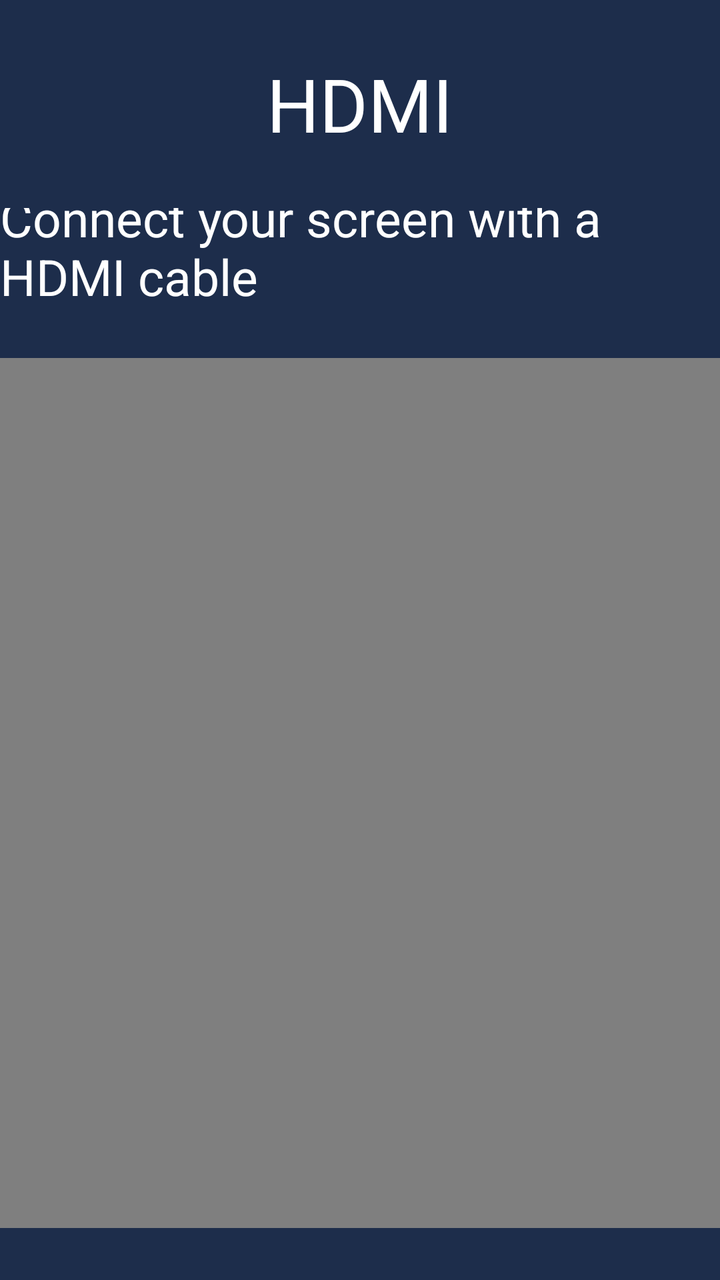
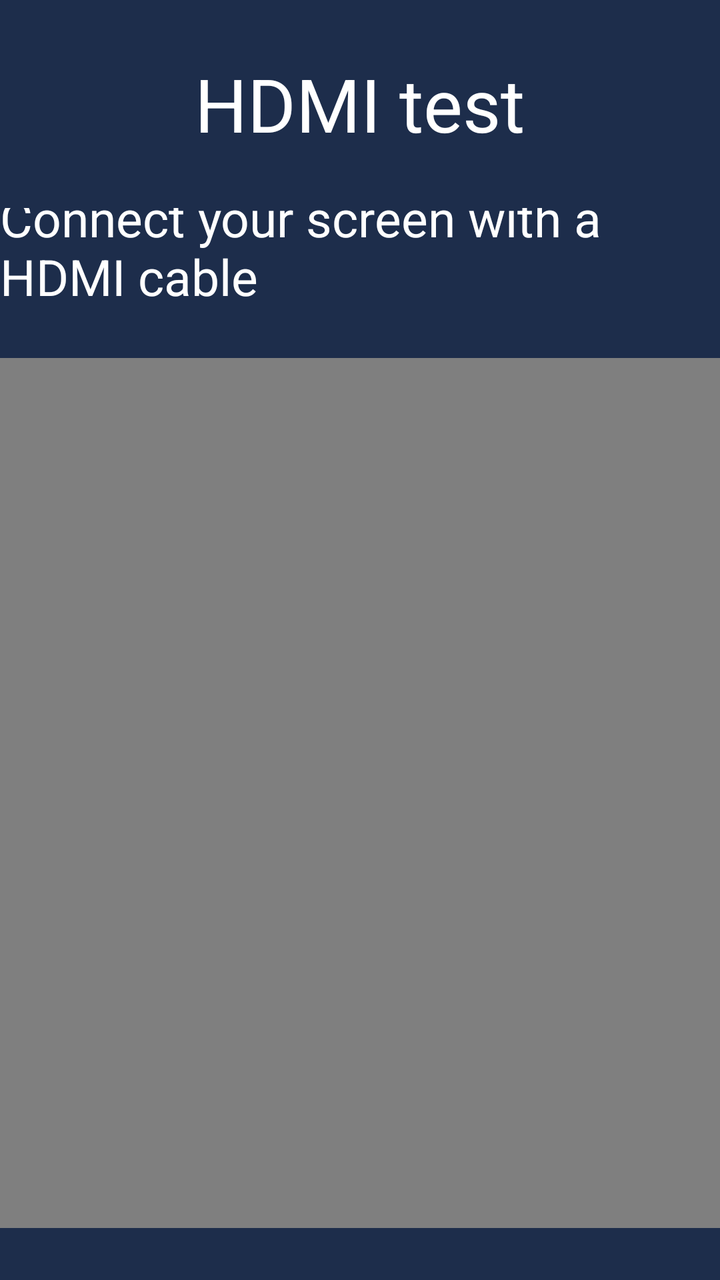

The first picture is an Android layout as it rendered before a commit; the second is the same layout after the commit. The layout source and the unified diff follow.
<!-- AndroidManifest.xml: activity theme NoTitle -->
<!-- res/layout/activity_hdmi.xml -->
<?xml version="1.0" encoding="utf-8"?>
<androidx.constraintlayout.widget.ConstraintLayout xmlns:android="http://schemas.android.com/apk/res/android"
    xmlns:app="http://schemas.android.com/apk/res-auto"
    xmlns:tools="http://schemas.android.com/tools"
    android:layout_width="match_parent"
    android:layout_height="match_parent"
    android:background="@color/colorMain">

    <RelativeLayout
        android:id="@+id/relativeLayout2"
        android:layout_width="match_parent"
        android:layout_height="104dp"
        app:layout_constraintEnd_toEndOf="parent"
        app:layout_constraintStart_toStartOf="parent"
        app:layout_constraintTop_toTopOf="parent">

        <TextView
            android:layout_width="wrap_content"
            android:layout_height="wrap_content"
            android:layout_centerInParent="true"
            android:text="@string/hdmi_name"
            android:textColor="@color/white"
            android:textSize="37dp" />
    </RelativeLayout>

    <LinearLayout
        android:layout_width="match_parent"
        android:layout_height="wrap_content"
        android:gravity="center"
        android:orientation="vertical"
        app:layout_constraintEnd_toEndOf="parent"
        app:layout_constraintHorizontal_bias="0.499"
        app:layout_constraintStart_toStartOf="parent"
        app:layout_constraintTop_toBottomOf="@+id/relativeLayout2"
        tools:ignore="MissingConstraints">
        <TextView
            android:layout_width="wrap_content"
            android:layout_height="wrap_content"
            android:layout_marginTop="12dp"
            android:layout_marginBottom="24dp"
            android:text="@string/hdmi_cable"
            android:textColor="@color/white"
            android:textSize="25dp" />

        <VideoView
            android:id="@+id/RecyclerLayout"
            android:layout_width="772dp"
            android:layout_height="435dp" />

        <TextView
            android:layout_width="wrap_content"
            android:layout_height="wrap_content"
            android:layout_marginTop="30dp"
            android:text="@string/expected_Passed"
            android:textColor="@color/white"
            android:textSize="25dp" />

        <RelativeLayout
            android:layout_width="870dp"
            android:layout_height="wrap_content"
            android:layout_marginTop="48dp"
            tools:ignore="MissingConstraints">


            <Button
                android:id="@+id/failure_bu"
                android:layout_width="121dp"
                android:layout_height="55dp"
                android:background="@drawable/r_button_bg"
                android:text="@string/Failed"
                android:textAllCaps="false"
                android:textColor="@color/white"
                android:textSize="21dp"
                tools:ignore="InOrdpUsage" />


            <Button
                android:id="@+id/through_bu"
                android:layout_width="121dp"
                android:layout_height="55dp"
                android:layout_alignParentEnd="true"
                android:background="@drawable/r_button_bg"
                android:text="@string/Passed"
                android:textAllCaps="false"
                android:textColor="@color/white"
                android:textSize="21dp"
                tools:ignore="InOrdpUsage" />


        </RelativeLayout>
    </LinearLayout>


</androidx.constraintlayout.widget.ConstraintLayout>
<!-- resources referenced by this layout -->
<resources>
  <color name="colorMain">#1D2D4B</color>
  <color name="white">#FFFFFFFF</color>
  <!-- drawable r_button_bg (drawable) -->
  <?xml version="1.0" encoding="utf-8"?>
  <shape
      xmlns:android="http://schemas.android.com/apk/res/android">
      
      <solid
          android:color="@color/colorMainButton" />
      
      <stroke
          android:width="1dp"
          android:color="@color/colorMainButton" />
      
      <size android:height="4mm"/>
      
      <corners
          android:radius="7dp"/>
  
  </shape>
  <string name="Failed">Failed</string>
  <string name="Passed">Passed</string>
  <string name="expected_Passed">If the result is expected, click “Passed”, otherwise click “Failed”</string>
  <string name="hdmi_cable"> Connect your screen with a HDMI cable </string>
  <string name="hdmi_name">HDMI</string>
  <style name="NoTitle" parent="Theme.AppCompat.Light.NoActionBar">
          <item name="colorPrimary">@color/colorMain</item>
          <item name="colorPrimaryDark">@color/colorMain</item>
          <item name="colorAccent">@color/colorMain</item>
          <item name="android:windowFullscreen">true</item>
          <item name="windowActionBar">false</item>
          <item name="windowNoTitle">true</item>
          <item name="android:textAppearanceListItemSmall">@style/listPopupWindow</item>
      </style>
  <color name="colorMainButton">#0091FF</color>
  <style name="listPopupWindow">
          <item name="android:textSize">25mm</item>
          <item name="android:fontFamily">@font/montserrat_regular</item>
          <item name="android:textColor">@color/black</item>
      </style>
  <color name="black">#FF000000</color>
</resources>

<!-- the commit's change to res/layout/activity_hdmi.xml (unified diff, before → after) -->
@@ -18,7 +18,7 @@
             android:layout_width="wrap_content"
             android:layout_height="wrap_content"
             android:layout_centerInParent="true"
-            android:text="@string/hdmi_name"
+            android:text="@string/hdmi_name_test"
             android:textColor="@color/white"
             android:textSize="37dp" />
     </RelativeLayout>
<!-- resource entries referenced after the edit -->
@@ -24,7 +24,7 @@
   <string name="Passed">Passed</string>
   <string name="expected_Passed">If the result is expected, click “Passed”, otherwise click “Failed”</string>
   <string name="hdmi_cable"> Connect your screen with a HDMI cable </string>
-  <string name="hdmi_name">HDMI</string>
+  <string name="hdmi_name_test">HDMI test</string>
   <style name="NoTitle" parent="Theme.AppCompat.Light.NoActionBar">
           <item name="colorPrimary">@color/colorMain</item>
           <item name="colorPrimaryDark">@color/colorMain</item>
